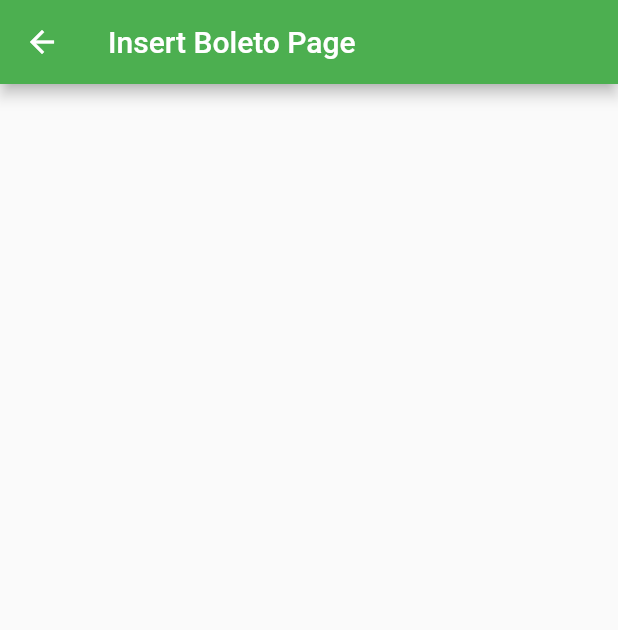
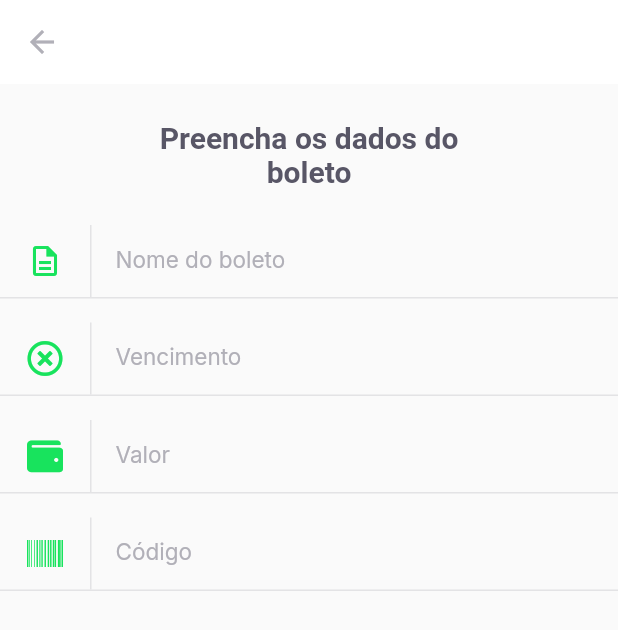
Before and after one commit to IcaroApoloBR/appPayFlow_Flutter, a Flutter app: the InsertBoletoPage screen opened by its route, on a phone screen of 412 x 824 dp. Shown: the top 630 px of the screen. Run offline on Flutter 3.47's test engine with Material 2 defaults, Android fonts, the phone set to English and light mode, and no system bars; our stand-ins replace camera, firebase_core, font_awesome_flutter, google_fonts, google_sign_in, image_picker and 1 more; missing offline and left inert: google_ml_kit; accounts and stored records are empty.

Commit message:
feat(input text): create a insert boleto page with input text

```diff
--- a/lib/modules/home/home_page.dart
+++ b/lib/modules/home/home_page.dart
@@ -71,7 +71,8 @@ class _HomePageState extends State<HomePage> {
               )),
           GestureDetector(
             onTap: () {
-              Navigator.pushNamed(context, "/barcode_scanner");
+              // Navigator.pushNamed(context, "/barcode_scanner");
+              Navigator.pushNamed(context, "/insert_boleto");
             },
             child: Container(
               width: 56,
--- a/lib/modules/insert_boleto/insert_boleto_page.dart
+++ b/lib/modules/insert_boleto/insert_boleto_page.dart
@@ -2,6 +2,10 @@
 // import 'package:flutter/src/widgets/framework.dart';
 
 import 'package:flutter/material.dart';
+import 'package:font_awesome_flutter/font_awesome_flutter.dart';
+import 'package:payflow/shared/themes/app_colors.dart';
+import 'package:payflow/shared/themes/app_text_styles.dart';
+import 'package:payflow/shared/widgets/input_text/input_text_widget.dart';
 
 class InsertBoletoPage extends StatelessWidget {
   const InsertBoletoPage({Key? key}) : super(key: key);
@@ -10,7 +14,38 @@ class InsertBoletoPage extends StatelessWidget {
   Widget build(BuildContext context) {
     return Scaffold(
       appBar: AppBar(
-        title: Text("Insert Boleto Page"),
+        backgroundColor: AppColors.background,
+        elevation: 0,
+        leading: BackButton(color: AppColors.input),
+      ),
+      body: Column(
+        crossAxisAlignment: CrossAxisAlignment.center,
+        children: [
+          Padding(
+            padding: const EdgeInsets.symmetric(horizontal: 93, vertical: 24),
+            child: Text(
+              "Preencha os dados do boleto",
+              style: TextStyles.titleBoldHeading,
+              textAlign: TextAlign.center,
+            ),
+          ),
+          InputTextWidget(
+            label: "Nome do boleto",
+            icon: Icons.description_outlined,
+          ),
+          InputTextWidget(
+            label: "Vencimento",
+            icon: FontAwesomeIcons.timesCircle,
+          ),
+          InputTextWidget(
+            label: "Valor",
+            icon: FontAwesomeIcons.wallet,
+          ),
+          InputTextWidget(
+            label: "Código",
+            icon: FontAwesomeIcons.barcode,
+          )
+        ],
       ),
     );
   }
--- a/lib/shared/themes/app_colors.dart
+++ b/lib/shared/themes/app_colors.dart
@@ -6,6 +6,7 @@ class AppColors {
   static final delete = Color(0xFFE83F5B);
   static final heading = Color(0xFF585666);
   static final body = Color(0xFF706E7A);
+  static final input = Color(0xFFB1B0B8);
   static final inputs = Color(0xFFB1B0B8);
   static final stroke = Color(0xFFE3E3E5);
   static final shape = Color(0xFFFAFAFC);
--- a/lib/shared/themes/app_text_styles.dart
+++ b/lib/shared/themes/app_text_styles.dart
@@ -78,6 +78,11 @@ class TextStyles {
     fontWeight: FontWeight.w700,
     color: AppColors.background,
   );
+  static final input = GoogleFonts.inter(
+    fontSize: 15,
+    fontWeight: FontWeight.w400,
+    color: AppColors.input,
+  );
   static final captionBackground = GoogleFonts.inter(
     fontSize: 13,
     fontWeight: FontWeight.w400,
--- /dev/null
+++ b/lib/shared/widgets/input_text/input_text_widget.dart
@@ -0,0 +1,61 @@
+// import 'package:flutter/src/foundation/key.dart';
+// import 'package:flutter/src/widgets/framework.dart';
+
+import 'package:flutter/material.dart';
+import 'package:payflow/shared/themes/app_colors.dart';
+import 'package:payflow/shared/themes/app_text_styles.dart';
+
+class InputTextWidget extends StatelessWidget {
+  final String label;
+  final IconData icon;
+  final String? initialValue;
+
+  const InputTextWidget({
+    Key? key,
+    required this.label,
+    required this.icon,
+    this.initialValue,
+  }) : super(key: key);
+
+  @override
+  Widget build(BuildContext context) {
+    return Padding(
+      padding: const EdgeInsets.only(bottom: 16),
+      child: Column(
+        children: [
+          TextFormField(
+            initialValue: initialValue,
+            style: TextStyles.input,
+            decoration: InputDecoration(
+                contentPadding: EdgeInsets.zero,
+                labelText: label,
+                labelStyle: TextStyles.input,
+                icon: Row(
+                  mainAxisSize: MainAxisSize.min,
+                  children: [
+                    Padding(
+                      padding: const EdgeInsets.symmetric(horizontal: 18),
+                      child: Icon(
+                        icon,
+                        color: AppColors.primary,
+                      ),
+                    ),
+                    Container(
+                      width: 1,
+                      height: 48,
+                      color: AppColors.stroke,
+                    )
+                  ],
+                ),
+                border: InputBorder.none),
+          ),
+          Divider(
+            height: 1,
+            thickness: 1,
+            color: AppColors.stroke,
+          )
+        ],
+      ),
+    );
+  }
+}
--- a/pubspec.yaml
+++ b/pubspec.yaml
@@ -44,7 +44,7 @@ dependencies:
   image_picker: ^0.8.5+3
   image_picker_for_web: ^2.1.8
   flutter_launcher_icons: "^0.9.2"
-  font_awesome_flutter: ^10.1.0
+  font_awesome_flutter: ^9.1.0
 
 flutter_icons:
   image_path: "assets/images/logofull.png"
```
Also changed, not shown: pubspec.lock.
